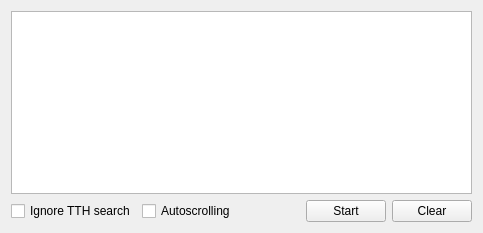
Old version of the form eiskaltdcpp-qt/ui/UISpy.ui in the repository eiskaltdcpp/eiskaltdcpp.
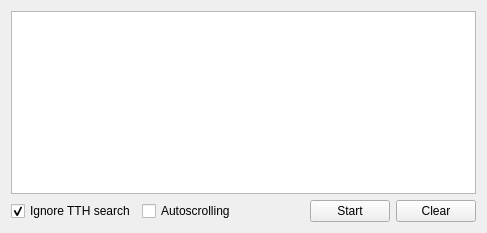
New version of the form.

Commit message: [Qt] Ignore TTH search in Search Spy widget by default.

```diff
--- a/eiskaltdcpp-qt/ui/UISpy.ui
+++ b/eiskaltdcpp-qt/ui/UISpy.ui
@@ -6,7 +6,7 @@
    <rect>
     <x>0</x>
     <y>0</y>
-    <width>483</width>
+    <width>487</width>
     <height>233</height>
    </rect>
   </property>
@@ -34,6 +34,9 @@
        <property name="text">
         <string>Ignore TTH search</string>
        </property>
+       <property name="checked">
+        <bool>true</bool>
+       </property>
       </widget>
      </item>
      <item>
```
The commit also changes 1 other file.
